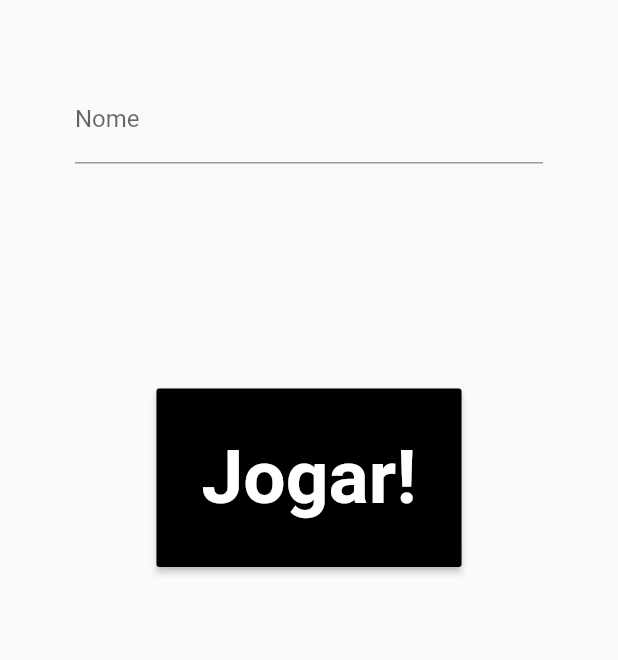
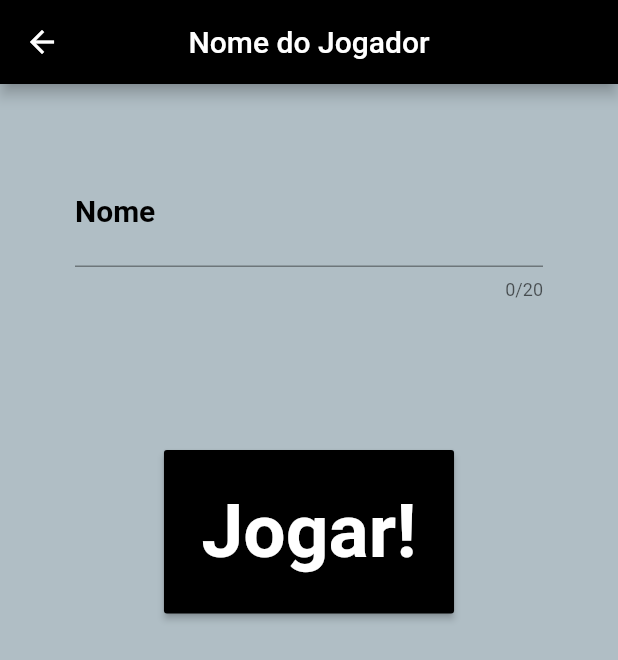
Before and after one commit to Anderson-Bernardes/Quizz-Fluter, a Flutter app: the TelaCadastro screen opened directly, on a phone screen of 412 x 824 dp. Shown: the top 660 px of the screen. Run offline on Flutter 3.47's test engine with Material 2 defaults, Android fonts, the phone set to English and light mode, and no system bars; our stand-ins replace audioplayers; missing offline and left inert: audio_stream_player.

Commit message:
Adicionando estilo pra tela de cadastro

```diff
--- a/lib/ui/tela_cadastro.dart
+++ b/lib/ui/tela_cadastro.dart
@@ -12,13 +12,26 @@ class _TelaCadastroState extends State<TelaCadastro> {
   @override
   Widget build(BuildContext context) {
     return Scaffold(
-      body: Padding(
-      padding: const EdgeInsets.all(50.0),
+      appBar: AppBar(
+        title: Text("Nome do Jogador"),
+        centerTitle: true,
+        backgroundColor: Colors.black,
+      ),
+      body: Container(
+        color: Colors.blueGrey[200],
+        child: Padding(
+        padding: const EdgeInsets.only(top: 50, left: 50, right: 50),
         child: Center(
           child: Container(
             child: Column(
               children: <Widget>[
                 TextField(
+                  autocorrect: true,
+                  style: TextStyle(
+                    fontSize: 25,
+                    fontWeight: FontWeight.bold
+                  ),
+                  maxLength: 20,
                   onChanged: (texto){
                     setState(() {
                       nome = texto;
@@ -27,16 +40,19 @@ class _TelaCadastroState extends State<TelaCadastro> {
                    decoration: InputDecoration(
                     hintText: 'Nome',
                     labelText: 'Nome',
+                     labelStyle: TextStyle(
+                       color: Colors.black,
+                       fontSize: 20.0,
                      ),
-
+                  ),
                 ),
                 Row(
                   mainAxisAlignment: MainAxisAlignment.center,
                   children: <Widget>[
                     Container(
-                     padding: EdgeInsets.only(top: 150),
+                       padding: EdgeInsets.only(top: 100),
                       child: RaisedButton(
-                      padding: EdgeInsets.all(30),
+                        padding: EdgeInsets.all(25),
                         onPressed: (){
                           if(nome != null && nome !=""){
                           Navigator.pushReplacement(context,MaterialPageRoute(builder: (context) => TelaJogo(nome)));
@@ -61,6 +77,7 @@ class _TelaCadastroState extends State<TelaCadastro> {
           ),
         ),
     ),
+      ),
     );
   }
 }
```
Also changed, not shown: 1 other file. Lines whose indentation alone changed are shown as unchanged.
